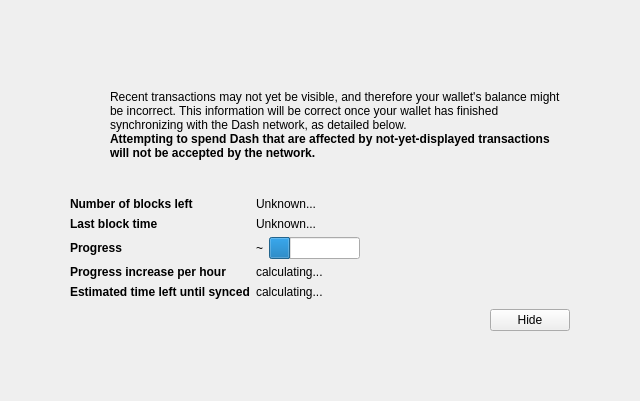
Before: the Qt Designer form src/qt/forms/modaloverlay.ui in ruvex/SteepCoin-Core, drawn with Qt 5.
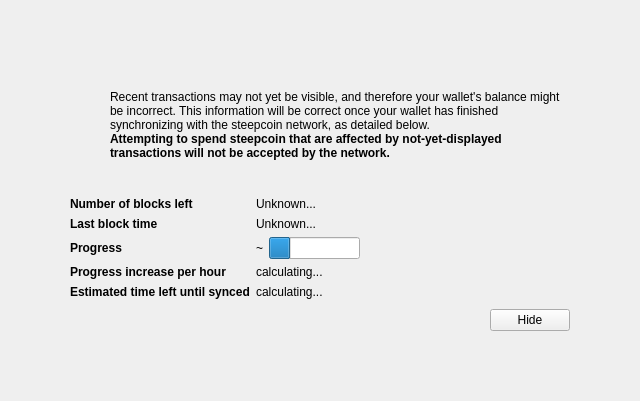
After: the same form once the commit is applied. Icons and pictures are not drawn. Custom widgets are drawn as their Qt base class.

The edit to the form file:
```diff
--- a/src/qt/forms/modaloverlay.ui
+++ b/src/qt/forms/modaloverlay.ui
@@ -128,7 +128,7 @@
              <item>
               <widget class="QLabel" name="infoText">
                <property name="text">
-                <string>Recent transactions may not yet be visible, and therefore your wallet's balance might be incorrect. This information will be correct once your wallet has finished synchronizing with the Dash network, as detailed below.</string>
+                <string>Recent transactions may not yet be visible, and therefore your wallet's balance might be incorrect. This information will be correct once your wallet has finished synchronizing with the steepcoin network, as detailed below.</string>
                </property>
                <property name="textFormat">
                 <enum>Qt::RichText</enum>
@@ -147,7 +147,7 @@
                 </font>
                </property>
                <property name="text">
-                <string>Attempting to spend Dash that are affected by not-yet-displayed transactions will not be accepted by the network.</string>
+                <string>Attempting to spend steepcoin that are affected by not-yet-displayed transactions will not be accepted by the network.</string>
                </property>
                <property name="textFormat">
                 <enum>Qt::RichText</enum>
```
